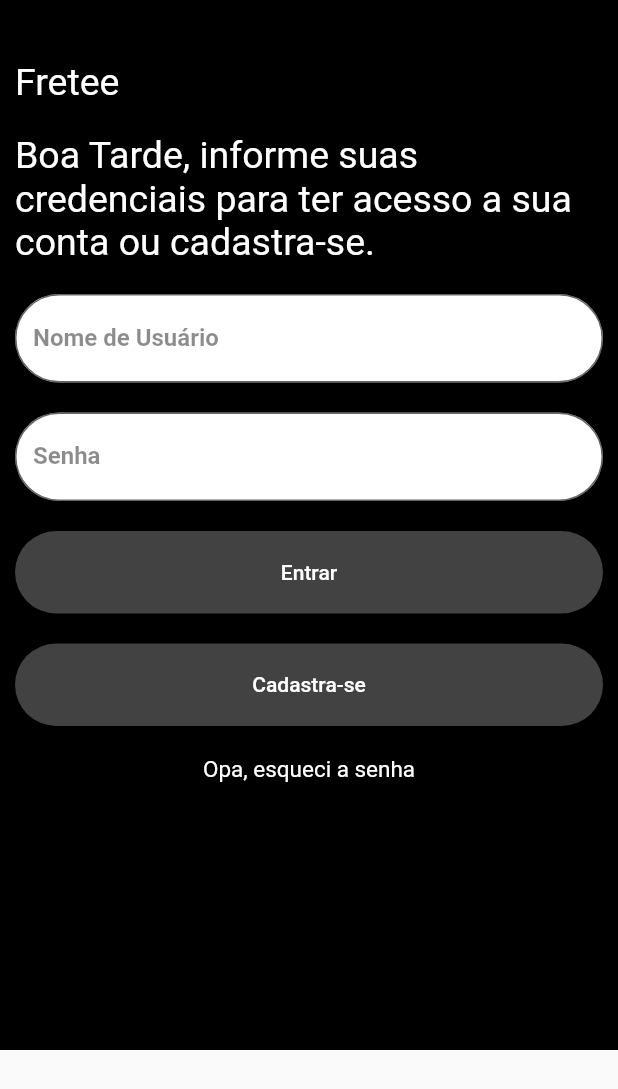
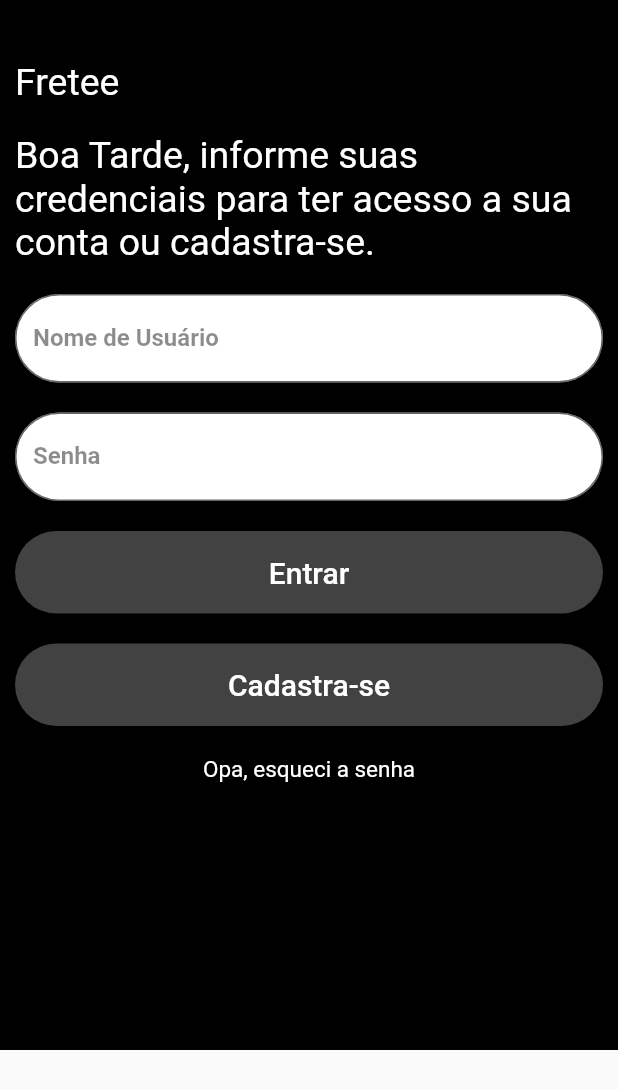
Before and after one commit to AbraaoLincoln/fretee-mobile, a Flutter app: the screen it shows after launch, on a phone screen of 412 x 824 dp. Shown: the top 1089 px of the screen. Run offline on Flutter 3.47's test engine with Material 2 defaults, Android fonts, the phone set to English and light mode, and no system bars; our stand-ins replace image_picker.

```diff
--- a/lib/telas/login.dart
+++ b/lib/telas/login.dart
@@ -69,7 +69,7 @@ class _LoginState extends State<Login> {
             height: 55,
             child: TextButton(
               onPressed: () {},
-              child: Text("Entrar"),
+              child: Text("Entrar", style: TextStyle(fontSize: 20)),
               style: ButtonStyle(
                   foregroundColor:
                       MaterialStateProperty.all<Color>(Colors.white),
@@ -91,7 +91,7 @@ class _LoginState extends State<Login> {
                     MaterialPageRoute(builder: (context) => CadastroUsuario()),
                   );
                 },
-                child: Text("Cadastra-se"),
+                child: Text("Cadastra-se", style: TextStyle(fontSize: 20)),
                 style: ButtonStyle(
                     foregroundColor:
                         MaterialStateProperty.all<Color>(Colors.white),
--- a/pubspec.yaml
+++ b/pubspec.yaml
@@ -34,6 +34,7 @@ dependencies:
   # The following adds the Cupertino Icons font to your application.
   # Use with the CupertinoIcons class for iOS style icons.
   cupertino_icons: ^1.0.2
+  http: ^0.13.4
   image_picker: ^0.8.4+4
 
 dev_dependencies:
```
Also changed, not shown: lib/telas/cadastro_usuario.dart (+21 -2 lines), pubspec.lock.
